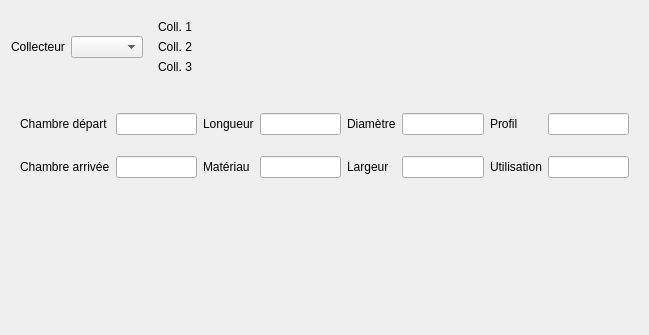
First picture: the form in ui/ui_sectionwidget.ui, repository opengisch/QGIS_TEKSI_Wincan_Importer_Plugin, before the edit.
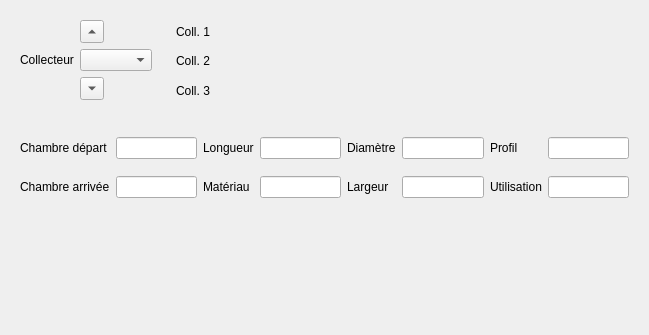
Second picture: the form after the edit. Custom widgets are drawn as their Qt base class.

Commit message: add navigation arrows

```diff
--- a/ui/ui_sectionwidget.ui
+++ b/ui/ui_sectionwidget.ui
@@ -14,17 +14,7 @@
    <string>Form</string>
   </property>
   <layout class="QGridLayout" name="gridLayout">
-   <item row="0" column="0">
-    <widget class="QLabel" name="label_9">
-     <property name="text">
-      <string>Collecteur</string>
-     </property>
-    </widget>
-   </item>
-   <item row="0" column="1">
-    <widget class="QComboBox" name="sectionCombo"/>
-   </item>
-   <item row="0" column="2">
+   <item row="1" column="2">
     <widget class="QWidget" name="widget_2" native="true">
      <property name="sizePolicy">
       <sizepolicy hsizetype="MinimumExpanding" vsizetype="Preferred">
@@ -66,7 +56,43 @@
      </layout>
     </widget>
    </item>
-   <item row="2" column="0" colspan="3">
+   <item row="1" column="1">
+    <widget class="QWidget" name="widget_3" native="true">
+     <layout class="QGridLayout" name="gridLayout_5">
+      <item row="0" column="1">
+       <widget class="QToolButton" name="previousButton">
+        <property name="text">
+         <string>...</string>
+        </property>
+        <property name="arrowType">
+         <enum>Qt::UpArrow</enum>
+        </property>
+       </widget>
+      </item>
+      <item row="1" column="1">
+       <widget class="QComboBox" name="sectionCombo"/>
+      </item>
+      <item row="1" column="0">
+       <widget class="QLabel" name="label_9">
+        <property name="text">
+         <string>Collecteur</string>
+        </property>
+       </widget>
+      </item>
+      <item row="2" column="1">
+       <widget class="QToolButton" name="nextButton">
+        <property name="text">
+         <string>...</string>
+        </property>
+        <property name="arrowType">
+         <enum>Qt::DownArrow</enum>
+        </property>
+       </widget>
+      </item>
+     </layout>
+    </widget>
+   </item>
+   <item row="3" column="1" colspan="2">
     <widget class="QWidget" name="widget" native="true">
      <layout class="QGridLayout" name="gridLayout_3">
       <item row="1" column="1">
@@ -152,7 +178,7 @@
      </layout>
     </widget>
    </item>
-   <item row="9" column="0" colspan="3">
+   <item row="10" column="1" colspan="2">
     <widget class="InspectionWidget" name="inspectionWidget" native="true">
      <layout class="QGridLayout" name="gridLayout_2">
       <property name="leftMargin">
```
The commit also changes 2 other files.
